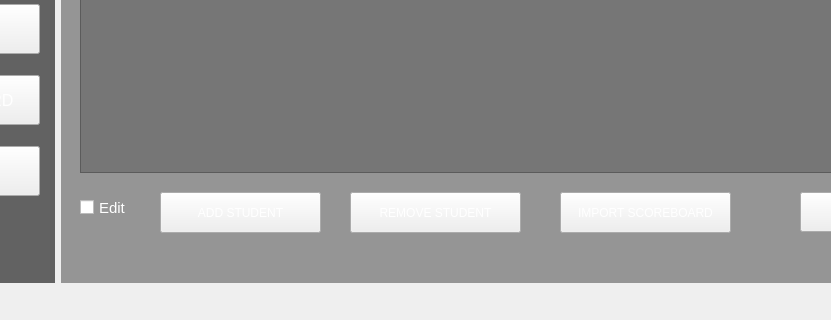
Before: the Qt Designer form StudentManagementSystem/mainwindow.ui in BuhDuy256/Student-Management-GROUP6-KTLT-23CLC03, drawn with Qt 5; both pictures show x 207 to 1038 and y 403 to 723 of the 1221 by 723 pixel window.
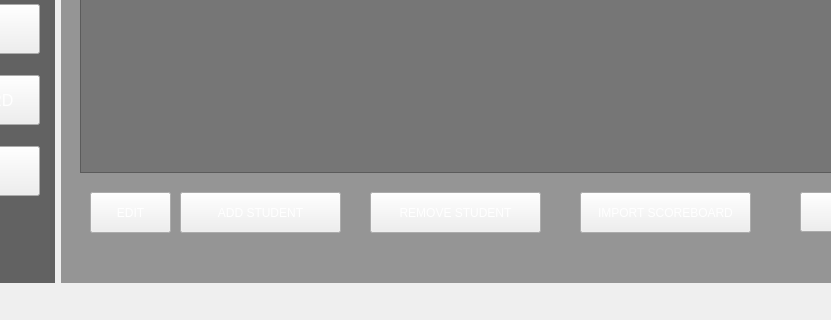
After: the same form once the commit is applied. The open tabs and pages were chosen to show the change. Icons and pictures are not drawn.

Commit message: complete add student to course, remove edit directly on table feature

The edit to the form file:
```diff
--- a/StudentManagementSystem/mainwindow.ui
+++ b/StudentManagementSystem/mainwindow.ui
@@ -5748,7 +5748,7 @@
                <widget class="QPushButton" name="button_addStudent_2">
                 <property name="geometry">
                  <rect>
-                  <x>90</x>
+                  <x>110</x>
                   <y>510</y>
                   <width>161</width>
                   <height>41</height>
@@ -5761,7 +5761,7 @@
                <widget class="QPushButton" name="button_removeStudent">
                 <property name="geometry">
                  <rect>
-                  <x>280</x>
+                  <x>300</x>
                   <y>510</y>
                   <width>171</width>
                   <height>41</height>
@@ -5774,7 +5774,7 @@
                <widget class="QPushButton" name="button_importScoreBoard">
                 <property name="geometry">
                  <rect>
-                  <x>490</x>
+                  <x>510</x>
                   <y>510</y>
                   <width>171</width>
                   <height>41</height>
@@ -5784,28 +5784,6 @@
                  <string>IMPORT SCOREBOARD</string>
                 </property>
                </widget>
-               <widget class="QCheckBox" name="checkBox_4">
-                <property name="geometry">
-                 <rect>
-                  <x>10</x>
-                  <y>510</y>
-                  <width>111</width>
-                  <height>31</height>
-                 </rect>
-                </property>
-                <property name="font">
-                 <font>
-                  <pointsize>11</pointsize>
-                 </font>
-                </property>
-                <property name="styleSheet">
-                 <string notr="true">color: white;
-</string>
-                </property>
-                <property name="text">
-                 <string>Edit</string>
-                </property>
-               </widget>
                <widget class="QPushButton" name="button_exportTable">
                 <property name="geometry">
                  <rect>
@@ -5819,6 +5797,19 @@
                  <string>EXPORT TABLE</string>
                 </property>
                </widget>
+               <widget class="QPushButton" name="pushButton">
+                <property name="geometry">
+                 <rect>
+                  <x>20</x>
+                  <y>510</y>
+                  <width>81</width>
+                  <height>41</height>
+                 </rect>
+                </property>
+                <property name="text">
+                 <string>EDIT</string>
+                </property>
+               </widget>
               </widget>
               <widget class="QWidget" name="page_5">
                <widget class="QLabel" name="lb_addCourse">
```
Left out of the diff: 85 changed lines with no effect on the pictures. The commit also changes 8 other files.
